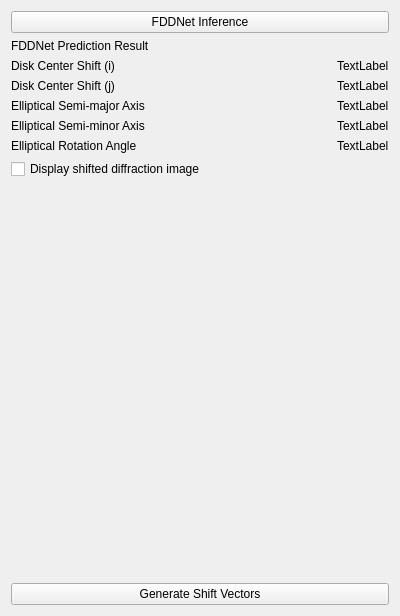
First picture: the form in FourDExplorer/ui/uiWidgetAlignmentFDDNet.ui, repository ManifoldsHu/FourDExplorer, before the edit.
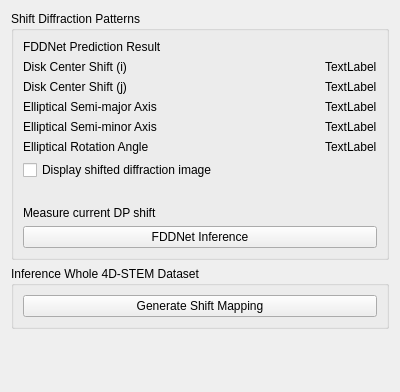
Second picture: the form after the edit.

Commit message: implement WidgetAlignmentRef

What changed in the file:
```diff
--- a/FourDExplorer/ui/uiWidgetAlignmentFDDNet.ui
+++ b/FourDExplorer/ui/uiWidgetAlignmentFDDNet.ui
@@ -7,20 +7,19 @@
     <x>0</x>
     <y>0</y>
     <width>400</width>
-    <height>616</height>
+    <height>392</height>
    </rect>
   </property>
   <property name="windowTitle">
    <string>Form</string>
   </property>
+  <layout class="QVBoxLayout" name="verticalLayout_5">
+   <item>
+    <widget class="QGroupBox" name="groupBox_2">
+     <property name="title">
+      <string>Shift Diffraction Patterns</string>
+     </property>
   <layout class="QVBoxLayout" name="verticalLayout_3">
-   <item>
-    <widget class="QPushButton" name="pushButton_fddnet_inference">
-     <property name="text">
-      <string>FDDNet Inference</string>
-     </property>
-    </widget>
-   </item>
    <item>
     <widget class="QLabel" name="label_16">
      <property name="text">
@@ -131,24 +130,66 @@
     </widget>
    </item>
    <item>
-    <spacer name="verticalSpacer">
+       <spacer name="verticalSpacer_2">
      <property name="orientation">
       <enum>Qt::Vertical</enum>
      </property>
+        <property name="sizeType">
+         <enum>QSizePolicy::Minimum</enum>
+        </property>
      <property name="sizeHint" stdset="0">
       <size>
        <width>20</width>
-       <height>373</height>
+          <height>20</height>
       </size>
      </property>
     </spacer>
    </item>
+      <item>
+       <widget class="QLabel" name="label">
+        <property name="text">
+         <string>Measure current DP shift</string>
+        </property>
+       </widget>
+      </item>
+      <item>
+       <widget class="QPushButton" name="pushButton_fddnet_inference">
+        <property name="text">
+         <string>FDDNet Inference</string>
+        </property>
+       </widget>
+      </item>
+     </layout>
+    </widget>
+   </item>
+   <item>
+    <widget class="QGroupBox" name="groupBox">
+     <property name="title">
+      <string>Inference Whole 4D-STEM Dataset</string>
+     </property>
+     <layout class="QVBoxLayout" name="verticalLayout_4">
    <item>
     <widget class="QPushButton" name="pushButton_generate_shift_vec">
      <property name="text">
-      <string>Generate Shift Vectors</string>
-     </property>
-    </widget>
+         <string>Generate Shift Mapping</string>
+        </property>
+       </widget>
+      </item>
+     </layout>
+    </widget>
+   </item>
+   <item>
+    <spacer name="verticalSpacer">
+     <property name="orientation">
+      <enum>Qt::Vertical</enum>
+     </property>
+     <property name="sizeHint" stdset="0">
+      <size>
+       <width>20</width>
+       <height>28</height>
+      </size>
+     </property>
+    </spacer>
    </item>
   </layout>
  </widget>
```
Lines whose indentation alone changed are shown as unchanged. The commit also changes 13 other files.
